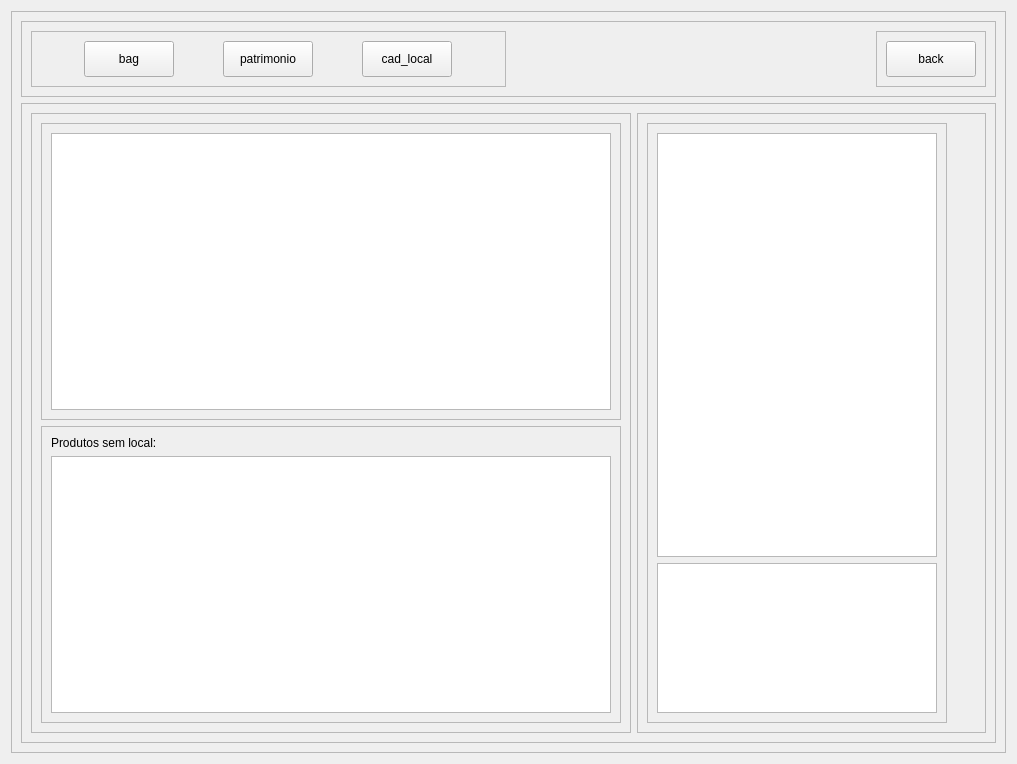
This is PATP/asset_ctrl/previa/local_info.ui in eduardogm22/controle_patrimonio as Qt 5 draws it before an edit. The edited form follows.
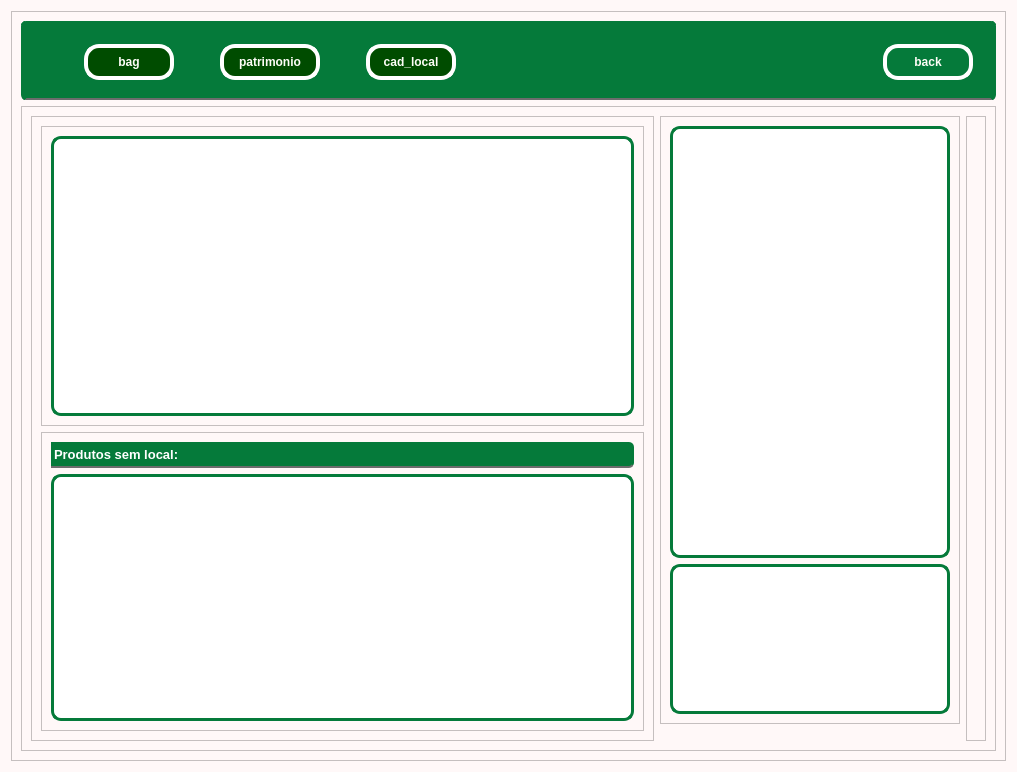
This is the edited form.

Commit message: mais interfaces estilizadas

Diff of the .ui file:
```diff
--- a/PATP/asset_ctrl/previa/local_info.ui
+++ b/PATP/asset_ctrl/previa/local_info.ui
@@ -7,12 +7,15 @@
     <x>0</x>
     <y>0</y>
     <width>1017</width>
-    <height>760</height>
+    <height>772</height>
    </rect>
   </property>
   <property name="windowTitle">
    <string>Form</string>
   </property>
+  <property name="styleSheet">
+   <string notr="true">background-color : rgb(255, 248, 248)</string>
+  </property>
   <layout class="QHBoxLayout" name="horizontalLayout_2">
    <item>
     <widget class="QFrame" name="frame">
@@ -25,6 +28,12 @@
      <layout class="QVBoxLayout" name="verticalLayout">
       <item>
        <widget class="QFrame" name="frame_2">
+        <property name="styleSheet">
+         <string notr="true">border-radius:5px;
+border:5px solid #057A3A;
+background-color: #057A3A;
+border-bottom: 2px solid rgb(108, 108, 108);</string>
+        </property>
         <property name="frameShape">
          <enum>QFrame::StyledPanel</enum>
         </property>
@@ -34,6 +43,9 @@
         <layout class="QHBoxLayout" name="horizontalLayout_4">
          <item>
           <widget class="QFrame" name="frame_6">
+           <property name="styleSheet">
+            <string notr="true">border:none</string>
+           </property>
            <property name="frameShape">
             <enum>QFrame::StyledPanel</enum>
            </property>
@@ -55,6 +67,36 @@
                 <height>36</height>
                </size>
               </property>
+              <property name="font">
+               <font>
+                <pointsize>9</pointsize>
+                <weight>75</weight>
+                <bold>true</bold>
+               </font>
+              </property>
+              <property name="cursor">
+               <cursorShape>PointingHandCursor</cursorShape>
+              </property>
+              <property name="styleSheet">
+               <string notr="true">
+
+QPushButton { color:rgb(254, 253, 247);
+	border-radius:15px;		
+	border: 4px solid rgb(255, 255, 255);
+	background-color: rgb(0, 76, 0)
+
+ }
+
+QPushButton:hover{background-color:#057A3A;color:white}
+
+QPushButton:pressed{
+ padding-left: 5px;
+ padding-top:5px;
+ 
+	background-color: rgb(0, 85, 0);
+ 
+}</string>
+              </property>
               <property name="text">
                <string>bag</string>
               </property>
@@ -70,10 +112,42 @@
               </property>
               <property name="maximumSize">
                <size>
-                <width>90</width>
-                <height>36</height>
+                <width>100</width>
+                <height>40</height>
                </size>
               </property>
+              <property name="font">
+               <font>
+                <pointsize>9</pointsize>
+                <weight>75</weight>
+                <bold>true</bold>
+               </font>
+              </property>
+              <property name="cursor">
+               <cursorShape>PointingHandCursor</cursorShape>
+              </property>
+              <property name="styleSheet">
+               <string notr="true">
+
+
+
+QPushButton { color:rgb(254, 253, 247);
+	border-radius:15px;		
+	border: 4px solid rgb(255, 255, 255);
+	background-color: rgb(0, 76, 0)
+
+ }
+
+QPushButton:hover{background-color:#057A3A;color:white}
+
+QPushButton:pressed{
+ padding-left: 5px;
+ padding-top:5px;
+ 
+	background-color: rgb(0, 85, 0);
+ 
+}</string>
+              </property>
               <property name="text">
                <string>patrimonio</string>
               </property>
@@ -93,6 +167,36 @@
                 <height>36</height>
                </size>
               </property>
+              <property name="font">
+               <font>
+                <pointsize>9</pointsize>
+                <weight>75</weight>
+                <bold>true</bold>
+               </font>
+              </property>
+              <property name="cursor">
+               <cursorShape>PointingHandCursor</cursorShape>
+              </property>
+              <property name="styleSheet">
+               <string notr="true">
+
+QPushButton { color:rgb(254, 253, 247);
+	border-radius:15px;		
+	border: 4px solid rgb(255, 255, 255);
+	background-color: rgb(0, 76, 0)
+
+ }
+
+QPushButton:hover{background-color:#057A3A;color:white}
+
+QPushButton:pressed{
+ padding-left: 5px;
+ padding-top:5px;
+ 
+	background-color: rgb(0, 85, 0);
+ 
+}</string>
+              </property>
               <property name="text">
                <string>cad_local</string>
               </property>
@@ -103,6 +207,9 @@
          </item>
          <item alignment="Qt::AlignRight">
           <widget class="QFrame" name="frame_7">
+           <property name="styleSheet">
+            <string notr="true">border:none</string>
+           </property>
            <property name="frameShape">
             <enum>QFrame::StyledPanel</enum>
            </property>
@@ -124,6 +231,34 @@
                 <height>36</height>
                </size>
               </property>
+              <property name="font">
+               <font>
+                <pointsize>9</pointsize>
+                <weight>75</weight>
+                <bold>true</bold>
+               </font>
+              </property>
+              <property name="cursor">
+               <cursorShape>PointingHandCursor</cursorShape>
+              </property>
+              <property name="styleSheet">
+               <string notr="true">QPushButton { color:rgb(254, 253, 247);
+	border-radius:15px;		
+	border: 4px solid rgb(255, 255, 255);
+
+ }
+
+QPushButton:hover{background-color:#057A3A;color:white}
+
+QPushButton:pressed{
+ padding-left: 5px;
+ padding-top:5px;
+ 
+	background-color: rgb(0, 85, 0);
+ 
+}
+</string>
+              </property>
               <property name="text">
                <string>back</string>
               </property>
@@ -182,6 +317,13 @@
                    <height>16777215</height>
                   </size>
                  </property>
+                 <property name="styleSheet">
+                  <string notr="true">background-color:white;	
+border:3px solid #057A3A;
+border-radius:10px
+
+</string>
+                 </property>
                 </widget>
                </item>
               </layout>
@@ -198,13 +340,44 @@
               <layout class="QVBoxLayout" name="verticalLayout_5">
                <item>
                 <widget class="QLabel" name="label">
+                 <property name="minimumSize">
+                  <size>
+                   <width>0</width>
+                   <height>26</height>
+                  </size>
+                 </property>
+                 <property name="font">
+                  <font>
+                   <pointsize>10</pointsize>
+                   <weight>75</weight>
+                   <bold>true</bold>
+                  </font>
+                 </property>
+                 <property name="mouseTracking">
+                  <bool>false</bool>
+                 </property>
+                 <property name="styleSheet">
+                  <string notr="true">background-color: #057A3A;
+color: rgb(255, 255, 255);
+    border-top-right-radius: 5px;  
+    border-bottom-right-radius: 5px;
+border-bottom: 2px solid rgb(108, 108, 108);</string>
+                 </property>
                  <property name="text">
                   <string>Produtos sem local:</string>
                  </property>
                 </widget>
                </item>
                <item>
-                <widget class="QListView" name="listView"/>
+                <widget class="QListView" name="listView">
+                 <property name="styleSheet">
+                  <string notr="true">background-color:white;	
+border:3px solid #057A3A;
+border-radius:10px
+
+</string>
+                 </property>
+                </widget>
                </item>
               </layout>
              </widget>
@@ -212,21 +385,12 @@
            </layout>
           </widget>
          </item>
-         <item alignment="Qt::AlignVCenter">
-          <widget class="QFrame" name="frame_5">
-           <property name="frameShape">
-            <enum>QFrame::StyledPanel</enum>
-           </property>
-           <property name="frameShadow">
-            <enum>QFrame::Raised</enum>
-           </property>
-           <layout class="QVBoxLayout" name="verticalLayout_7">
             <item alignment="Qt::AlignTop">
              <widget class="QFrame" name="frame_10">
               <property name="minimumSize">
                <size>
                 <width>300</width>
-                <height>600</height>
+             <height>608</height>
                </size>
               </property>
               <property name="maximumSize">
@@ -256,6 +420,13 @@
                    <height>600</height>
                   </size>
                  </property>
+              <property name="styleSheet">
+               <string notr="true">background-color:white;	
+border:3px solid #057A3A;
+border-radius:10px
+
+</string>
+              </property>
                 </widget>
                </item>
                <item>
@@ -272,12 +443,27 @@
                    <height>150</height>
                   </size>
                  </property>
+              <property name="styleSheet">
+               <string notr="true">background-color:white;	
+border:3px solid #057A3A;
+border-radius:10px
+
+</string>
+              </property>
                 </widget>
                </item>
               </layout>
              </widget>
             </item>
-           </layout>
+         <item>
+          <widget class="QFrame" name="frame_5">
+           <property name="frameShape">
+            <enum>QFrame::StyledPanel</enum>
+           </property>
+           <property name="frameShadow">
+            <enum>QFrame::Raised</enum>
+           </property>
+           <layout class="QVBoxLayout" name="verticalLayout_7"/>
           </widget>
          </item>
         </layout>
```
Lines whose indentation alone changed are shown as unchanged. The commit also changes 2 other files.
